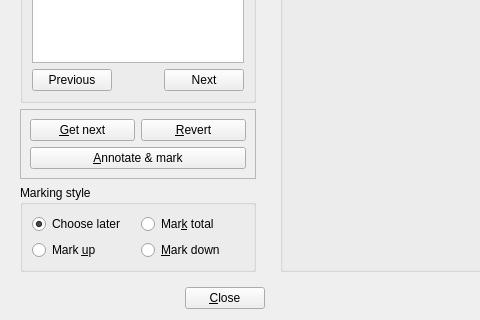
First picture: the form in qtCreatorFiles/ui_marker.ui, repository plomgrading/plom, before the edit; both pictures show x 0 to 480 and y 402 to 722 of the 1024 by 722 pixel window.
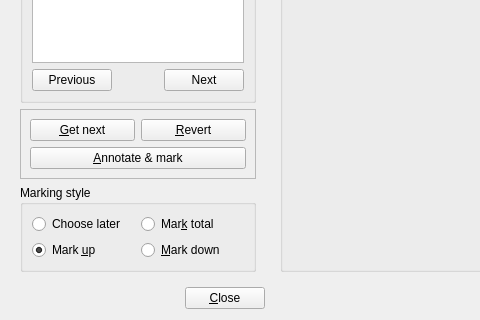
Second picture: the form after the edit. Custom widgets are drawn as their Qt base class.

Commit message: Change tab order and first button focus in annotator

Diff of the .ui file:
```diff
--- a/qtCreatorFiles/ui_marker.ui
+++ b/qtCreatorFiles/ui_marker.ui
@@ -243,7 +243,7 @@
             <string>Choose later</string>
            </property>
            <property name="checked">
-            <bool>true</bool>
+            <bool>false</bool>
            </property>
            <attribute name="buttonGroup">
             <string notr="true">markStyleGroup</string>
@@ -255,6 +255,9 @@
            <property name="text">
             <string>Mark &amp;up</string>
            </property>
+           <property name="checked">
+            <bool>true</bool>
+           </property>
            <attribute name="buttonGroup">
             <string notr="true">markStyleGroup</string>
            </attribute>
```
Left out of the diff: 3 changed lines with no effect on the pictures. The commit also changes 4 other files.
